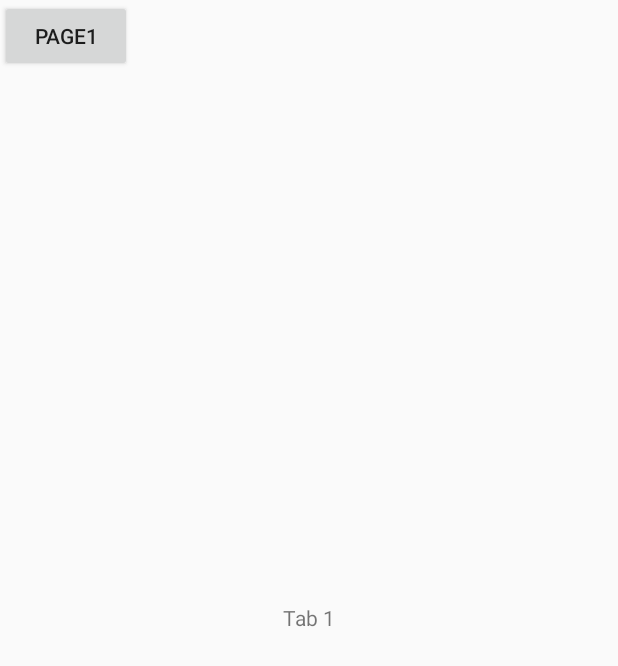
After one commit to techchefsouho99/climate, an Android app: the layout activity_fragment1.xml on its own in the app's theme, with its tools: preview values and no code run, on a phone screen of 412 x 824 dp. The commit adds this screen. Shown: the top 666 px of the screen. Run offline under Robolectric (Android 15) with nearby library versions, the phone set to English and light mode, and no system bars.

Commit message:
fragments added

```diff
--- /dev/null
+++ b/app/src/main/java/com/example/climate/FragmentActivity1.java
@@ -0,0 +1,4 @@
+package com.example.climate;
+
+public class FragmentActivity1 {
+}
--- /dev/null
+++ b/app/src/main/java/com/example/climate/FragmentActivity2.java
@@ -0,0 +1,4 @@
+package com.example.climate;
+
+public class FragmentActivity2 {
+}
--- /dev/null
+++ b/app/src/main/java/com/example/climate/FragmentActivity3.java
@@ -0,0 +1,4 @@
+package com.example.climate;
+
+public class FragmentActivity3 {
+}
--- a/app/src/main/java/com/example/climate/SplashActivity.java
+++ b/app/src/main/java/com/example/climate/SplashActivity.java
@@ -15,7 +15,7 @@ public class SplashActivity extends Activity {
         new Handler().postDelayed(new Runnable() {
             @Override
             public void run() {
-                Intent mainIntent=new Intent(SplashActivity.this,MainActivity.class);
+                Intent mainIntent=new Intent(SplashActivity.this,TabbedActivity.class);
                 SplashActivity.this.startActivity(mainIntent);
                 SplashActivity.this.finish();
             }
--- /dev/null
+++ b/app/src/main/res/layout/activity_fragment1.xml
@@ -0,0 +1,18 @@
+<?xml version="1.0" encoding="utf-8"?>
+<RelativeLayout
+    xmlns:android="http://schemas.android.com/apk/res/android"
+    android:layout_width="match_parent"
+    android:layout_height="match_parent">
+    <TextView
+        android:layout_width="wrap_content"
+        android:layout_height="wrap_content"
+        android:text="Tab 1"
+        android:layout_centerHorizontal="true"
+        android:layout_centerVertical="true"/>
+    <Button
+        android:id="@+id/frag_button1"
+        android:layout_width="wrap_content"
+        android:layout_height="wrap_content"
+        android:text="Page1"/>
+
+</RelativeLayout>
```
Also changed, not shown: app/src/main/res/layout/activity_fragment2.xml (added, +17 -0 lines), app/src/main/res/layout/activity_fragment3.xml (added, +17 -0 lines).
